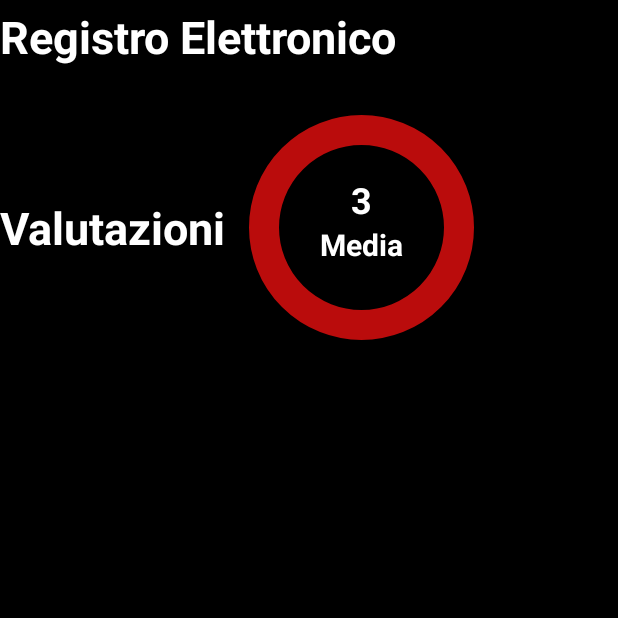
After one commit to Suttix56/App-Registro-Elettronico, an Android app: the studenteActivity screen opened directly, with no data from a screen before it, on a phone screen of 412 x 824 dp, the top half of it. The commit adds this screen. Run offline under Robolectric (Android 15) with nearby library versions, the phone set to English and light mode, and no system bars.

Commit message:
Continuazione login e aggiunta gestione voti degli studenti (grafica)

```diff
--- a/src/android/app/build.gradle.kts
+++ b/src/android/app/build.gradle.kts
@@ -1,6 +1,5 @@
 plugins {
     id("com.android.application")
-    id("com.google.gms.google-services") version "4.4.2" apply false
     id("com.google.gms.google-services")
 }
 
@@ -34,7 +33,6 @@ android {
 }
 
 dependencies {
-
     implementation("androidx.appcompat:appcompat:1.7.0")
     implementation("com.google.android.material:material:1.12.0")
     implementation("androidx.constraintlayout:constraintlayout:2.2.0")
--- a/src/android/app/src/main/java/com/example/registro/docenteActivity.java
+++ b/src/android/app/src/main/java/com/example/registro/docenteActivity.java
@@ -6,7 +6,7 @@ import android.view.View;
 import android.widget.Button;
 import androidx.appcompat.app.AppCompatActivity;
 
-public class DocenteActivity extends AppCompatActivity {
+public class docenteActivity extends AppCompatActivity {
 
     @Override
     protected void onCreate(Bundle savedInstanceState) {
--- /dev/null
+++ b/src/android/app/src/main/java/com/example/registro/studenteActivity.java
@@ -0,0 +1,104 @@
+package com.example.registro;
+
+import android.os.Bundle;
+import android.view.View;
+import android.widget.Button;
+import android.widget.LinearLayout;
+import android.widget.RelativeLayout;
+import android.widget.TextView;
+import androidx.appcompat.app.AppCompatActivity;
+import java.util.ArrayList;
+
+public class studenteActivity extends AppCompatActivity {
+
+    private RelativeLayout cerchioVerde;
+    private TextView numeroTextView, materiaTextView;
+    private LinearLayout votiLayout;
+    private ArrayList<String> materie;
+    private ArrayList<Integer> voti;
+
+    @Override
+    protected void onCreate(Bundle savedInstanceState) {
+        super.onCreate(savedInstanceState);
+        setContentView(R.layout.activity_studente);
+
+        cerchioVerde = findViewById(R.id.cerchio_verde);
+        numeroTextView = findViewById(R.id.numero);
+        materiaTextView = findViewById(R.id.media);
+        votiLayout = findViewById(R.id.materieLayout);
+
+        // Inizializza i dati
+        voti = new ArrayList<>();
+        voti.add(3);
+        voti.add(4);
+        voti.add(10);
+        voti.add(7);
+
+        materie = new ArrayList<>();
+        materie.add("Italiano");
+        materie.add("Matematica");
+        materie.add("Inglese");
+        materie.add("Scienze");
+
+        int voto = voti.get(0);
+        String materia = materie.get(0);
+
+        numeroTextView.setText(String.valueOf(voto));
+
+        if (voto >= 6) {
+            cerchioVerde.setBackgroundResource(R.drawable.cerchio_verde);
+        } else {
+            cerchioVerde.setBackgroundResource(R.drawable.cerchio_rosso);
+        }
+
+        TextView valutazioniTextView = findViewById(R.id.valutazioni);
+        valutazioniTextView.setOnClickListener(new View.OnClickListener() {
+            @Override
+            public void onClick(View v) {
+                cerchioVerde.setVisibility(View.GONE);
+                numeroTextView.setVisibility(View.GONE);
+                materiaTextView.setVisibility(View.GONE);
+
+                votiLayout.setVisibility(View.VISIBLE);
+                votiLayout.removeAllViews();
+
+                for (int i = 0; i < voti.size(); i++) {
+                    Button votoButton = new Button(studenteActivity.this);
+                    votoButton.setText(materie.get(i));
+                    votoButton.setOnClickListener(new View.OnClickListener() {
+                        @Override
+                        public void onClick(View v) {
+                            // Azione da eseguire quando viene cliccato un voto
+                        }
+                    });
+                    votiLayout.addView(votoButton);
+                }
+            }
+        });
+
+        TextView valutazioniTesxtView = findViewById(R.id.valutazioni);
+        valutazioniTextView.setOnClickListener(new View.OnClickListener() {
+            @Override
+            public void onClick(View v) {
+                cerchioVerde.setVisibility(View.GONE);
+                numeroTextView.setVisibility(View.GONE);
+                materiaTextView.setVisibility(View.GONE);
+
+                votiLayout.setVisibility(View.VISIBLE);
+                votiLayout.removeAllViews();
+
+                for (int i = 0; i < voti.size(); i++) {
+                    Button votoButton = new Button(studenteActivity.this);
+                    votoButton.setText(materie.get(i));
+                    votoButton.setOnClickListener(new View.OnClickListener() {
+                        @Override
+                        public void onClick(View v) {
+                            // Azione da eseguire quando viene cliccato un voto
+                        }
+                    });
+                    votiLayout.addView(votoButton);
+                }
+            }
+        });
+    }
+}
--- /dev/null
+++ b/src/android/app/src/main/res/drawable/cerchio_rosso.xml
@@ -0,0 +1,11 @@
+<?xml version="1.0" encoding="utf-8"?>
+<shape xmlns:android="http://schemas.android.com/apk/res/android">
+    <size
+            android:width="150dp"
+            android:height="150dp" />
+    <solid android:color="@android:color/transparent" />
+    <stroke
+            android:width="20dp"
+            android:color="#BA0C0C" />
+    <corners android:radius="75dp" />
+</shape>
--- /dev/null
+++ b/src/android/app/src/main/res/drawable/cerchio_verde.xml
@@ -0,0 +1,11 @@
+<?xml version="1.0" encoding="utf-8"?>
+<shape xmlns:android="http://schemas.android.com/apk/res/android">
+    <size
+            android:width="150dp"
+            android:height="150dp" />
+    <solid android:color="@android:color/transparent" />
+    <stroke
+            android:width="20dp"
+    android:color="#4CAF50" />
+    <corners android:radius="75dp" />
+</shape>
--- a/src/android/app/src/main/res/layout/activity_studente.xml
+++ b/src/android/app/src/main/res/layout/activity_studente.xml
@@ -1,8 +1,87 @@
 <?xml version="1.0" encoding="utf-8"?>
 <androidx.constraintlayout.widget.ConstraintLayout
         xmlns:android="http://schemas.android.com/apk/res/android"
-        xmlns:tools="http://schemas.android.com/tools" android:layout_width="match_parent"
-        android:layout_height="match_parent" xmlns:app="http://schemas.android.com/apk/res-auto"
-        android:background="@color/black">
+        xmlns:app="http://schemas.android.com/apk/res-auto"
+        xmlns:tools="http://schemas.android.com/tools"
+        android:layout_width="match_parent"
+        android:layout_height="match_parent"
+        android:background="@color/black"
+        tools:context=".MainActivity">
+
+    <TextView
+            android:id="@+id/labelRegistroElettronico"
+            android:layout_width="wrap_content"
+            android:layout_height="wrap_content"
+            android:text="Registro Elettronico"
+            android:textSize="30sp"
+            android:textStyle="bold"
+            android:textColor="#FFFFFF"
+            app:layout_constraintTop_toTopOf="parent"
+            app:layout_constraintStart_toStartOf="parent"
+            app:layout_constraintEnd_toEndOf="parent"
+            android:layout_marginTop="4dp" app:layout_constraintHorizontal_bias="0.0"/>
+    <LinearLayout
+            android:id="@+id/linearLayout"
+            android:layout_width="match_parent"
+            android:layout_height="wrap_content"
+            android:orientation="horizontal"
+            app:layout_constraintTop_toBottomOf="@id/labelRegistroElettronico"
+            app:layout_constraintStart_toStartOf="parent"
+            app:layout_constraintEnd_toEndOf="parent"
+            android:layout_marginTop="32dp">
+
+        <TextView
+                android:id="@+id/valutazioni"
+                android:layout_width="wrap_content"
+                android:layout_height="wrap_content"
+                android:text="Valutazioni"
+                android:textSize="30sp"
+                android:textStyle="bold"
+                android:textColor="#FFFFFF"
+                android:layout_gravity="center"
+                android:layout_marginEnd="16dp" />
+
+        <RelativeLayout
+                android:id="@+id/cerchio_verde"
+                android:layout_width="150dp"
+                android:layout_height="150dp"
+                android:background="@drawable/cerchio_verde"
+                android:gravity="center">
+
+            <TextView
+                    android:id="@+id/numero"
+                    android:layout_width="wrap_content"
+                    android:layout_height="wrap_content"
+                    android:textColor="#FFFFFF"
+                    android:textSize="24sp"
+                    android:textStyle="bold"
+                    android:layout_centerHorizontal="true"
+                    android:layout_marginTop="40dp"/>
+
+            <TextView
+                    android:id="@+id/media"
+                    android:layout_width="wrap_content"
+                    android:layout_height="wrap_content"
+                    android:text="Media"
+                    android:textColor="#FFFFFF"
+                    android:textSize="20sp"
+                    android:textStyle="bold"
+                    android:layout_alignParentBottom="true"
+                    android:layout_centerHorizontal="true"
+                    android:layout_marginBottom="50dp"/>
+        </RelativeLayout>
+    </LinearLayout>
+
+    <LinearLayout
+            android:id="@+id/materieLayout"
+            android:layout_width="match_parent"
+            android:layout_height="wrap_content"
+            android:orientation="vertical"
+            android:visibility="gone"
+            app:layout_constraintTop_toBottomOf="@id/linearLayout"
+            app:layout_constraintStart_toStartOf="parent"
+            app:layout_constraintEnd_toEndOf="parent"
+            android:layout_marginTop="32dp">
+    </LinearLayout>
 
 </androidx.constraintlayout.widget.ConstraintLayout>
--- a/src/android/gradle.properties
+++ b/src/android/gradle.properties
@@ -19,3 +19,4 @@ android.useAndroidX=true
 # resources declared in the library itself and none from the library's dependencies,
 # thereby reducing the size of the R class for that library
 android.nonTransitiveRClass=true
+distributionUrl=https\://services.gradle.org/distributions/gradle-7.5.1-bin.zip
--- a/src/android/settings.gradle.kts
+++ b/src/android/settings.gradle.kts
@@ -13,5 +13,6 @@ dependencyResolutionManagement {
     }
 }
 
+
 rootProject.name = "registro"
 include(":app")
```
Also changed, not shown: src/android/app/src/main/AndroidManifest.xml (+1 -6 lines), src/android/app/src/main/java/com/example/registro/MainActivity.java (+40 -8 lines), src/android/app/src/main/java/com/example/registro/genitoreActivity.java (+1 -9 lines), src/android/app/src/main/java/com/example/registro/loginActivity.java (deleted, +0 -17 lines), src/android/app/src/main/res/layout/activity_main.xml (+10 -0 lines), src/android/gradle/wrapper/gradle-wrapper.properties.
